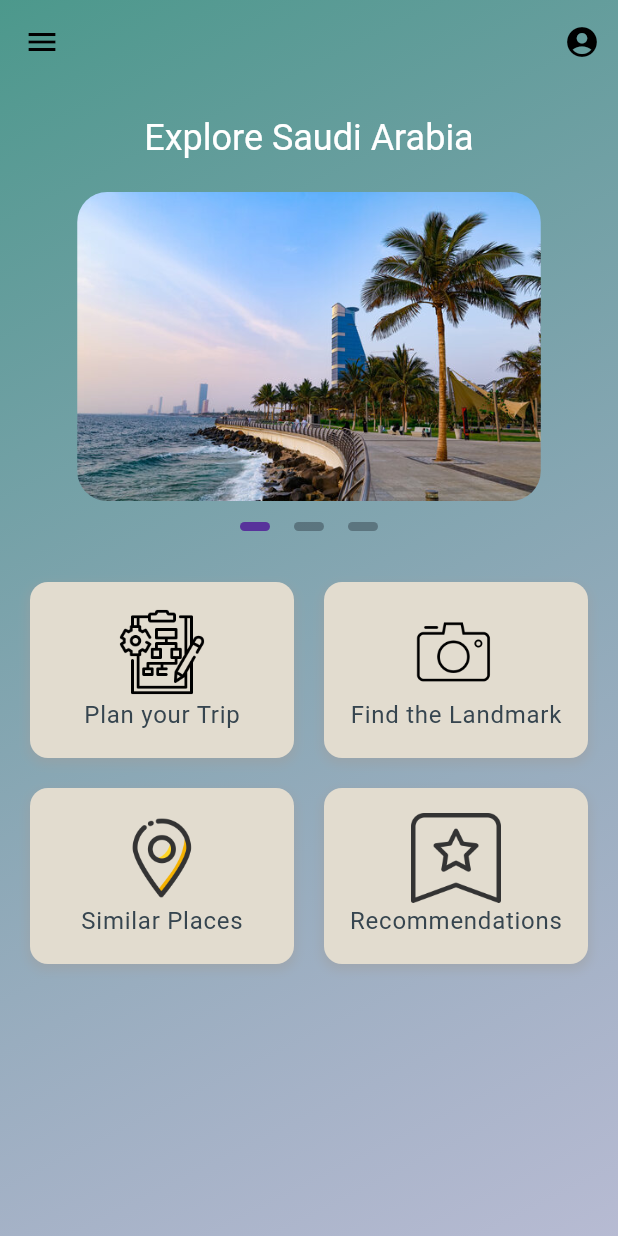
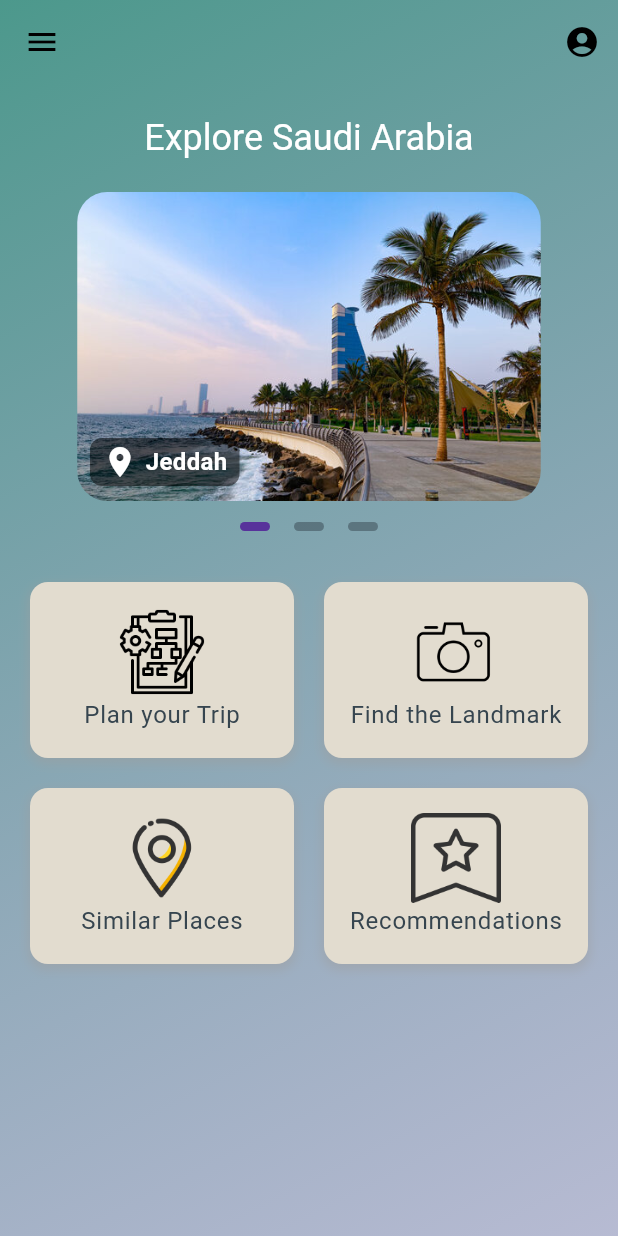
Before and after one commit to BandarHabib/AITP, a Flutter app: the screen it shows once a user with an empty profile is signed in, on a phone screen of 412 x 824 dp. Run offline on Flutter 3.47's test engine with Material 3 defaults, Android fonts, the phone set to English and light mode, and no system bars; drawn by our look-alikes of carousel_slider; our stand-ins replace bloc, cloud_firestore, equatable, firebase_auth, firebase_core, flutter_bloc and 6 more; accounts and stored records are empty; project files that could hold a hidden picture were left out.

Commit message:
added city indication

```diff
--- a/lib/screens/home/views/landing_screen.dart
+++ b/lib/screens/home/views/landing_screen.dart
@@ -18,11 +18,23 @@ class LandingPage extends StatefulWidget {
 }
 
 class LandingPageState extends State<LandingPage> {
-  int _current = 0;
-  final List<String> imgList = [
-    'assets/images/cities/Jeddah.jpg',
-    'assets/images/cities/Riyadh.jpg',
-    'assets/images/cities/Dammam.jpg',
+  final ValueNotifier<int> _current = ValueNotifier<int>(0);
+  final List<Map<String, dynamic>> imgList = [
+    {
+      'image': 'assets/images/cities/Jeddah.jpg',
+      'city': 'Jeddah',
+      'position': {'bottom': 10.0, 'left': 60.0},
+    },
+    {
+      'image': 'assets/images/cities/Riyadh.jpg',
+      'city': 'Riyadh',
+      'position': {'bottom': 10.0, 'left': 35.0},
+    },
+    {
+      'image': 'assets/images/cities/Dammam.jpg',
+      'city': 'Dammam',
+      'position': {'bottom': 10.0, 'left': 60.0},
+    },
   ];
 
   final CarouselController _carouselController = CarouselController();
@@ -111,21 +123,59 @@ class LandingPageState extends State<LandingPage> {
                 aspectRatio: 2.0,
                 enlargeCenterPage: true,
                 onPageChanged: (index, reason) {
-                    setState(() {
-                      _current = index;
-                    });
-                  }),
-              items: imgList
-                  .map((item) => Center(
+                  _current.value = index;
+                },
+              ),
+              items: imgList.map((item) {
+                final position = item['position'] as Map<String, double>;
+                return Stack(
+                  children: [
+                    Center(
                       child: ClipRRect(
                         borderRadius: BorderRadius.circular(20.0),
-                          child: Image.asset(item, fit: BoxFit.cover),
+                        child: Image.asset(item['image'], fit: BoxFit.cover),
                       ),
-                      ))
-                  .toList(),
+                    ),
+                    Positioned(
+                      bottom: position['bottom'],
+                      top: position['top'],
+                      left: position['left'],
+                      right: position['right'],
+                      child: Container(
+                        padding: const EdgeInsets.symmetric(
+                            horizontal: 8.0, vertical: 4.0),
+                        decoration: BoxDecoration(
+                          color: Colors.black.withOpacity(0.5),
+                          borderRadius: BorderRadius.circular(8.0),
+                        ),
+                        child: Row(
+                          children: [
+                            const Icon(
+                              Icons.location_on,
+                              color: Colors.white,
+                            ),
+                            const SizedBox(width: 5),
+                            Text(
+                              item['city'],
+                              style: const TextStyle(
+                                color: Colors.white,
+                                fontSize: 16,
+                                fontWeight: FontWeight.bold,
+                              ),
+                            ),
+                          ],
+                        ),
+                      ),
+                    ),
+                  ],
+                );
+              }).toList(),
               carouselController: _carouselController,
             ),
-            Row(
+            ValueListenableBuilder<int>(
+              valueListenable: _current,
+              builder: (context, current, child) {
+                return Row(
                   mainAxisAlignment: MainAxisAlignment.center,
                   children: imgList.asMap().entries.map((entry) {
                     return GestureDetector(
@@ -137,7 +187,7 @@ class LandingPageState extends State<LandingPage> {
                             vertical: 14.0, horizontal: 8.0),
                         decoration: BoxDecoration(
                           shape: BoxShape.rectangle,
-                      color: _current == entry.key
+                          color: current == entry.key
                               ? theme.colorScheme.secondary
                               : theme.colorScheme.onBackground.withOpacity(0.5),
                           borderRadius: BorderRadius.circular(4.0),
@@ -145,6 +195,8 @@ class LandingPageState extends State<LandingPage> {
                       ),
                     );
                   }).toList(),
+                );
+              },
             ),
             Expanded(
               child: FutureBuilder<String?>(
```
Lines whose indentation alone changed are shown as unchanged.
